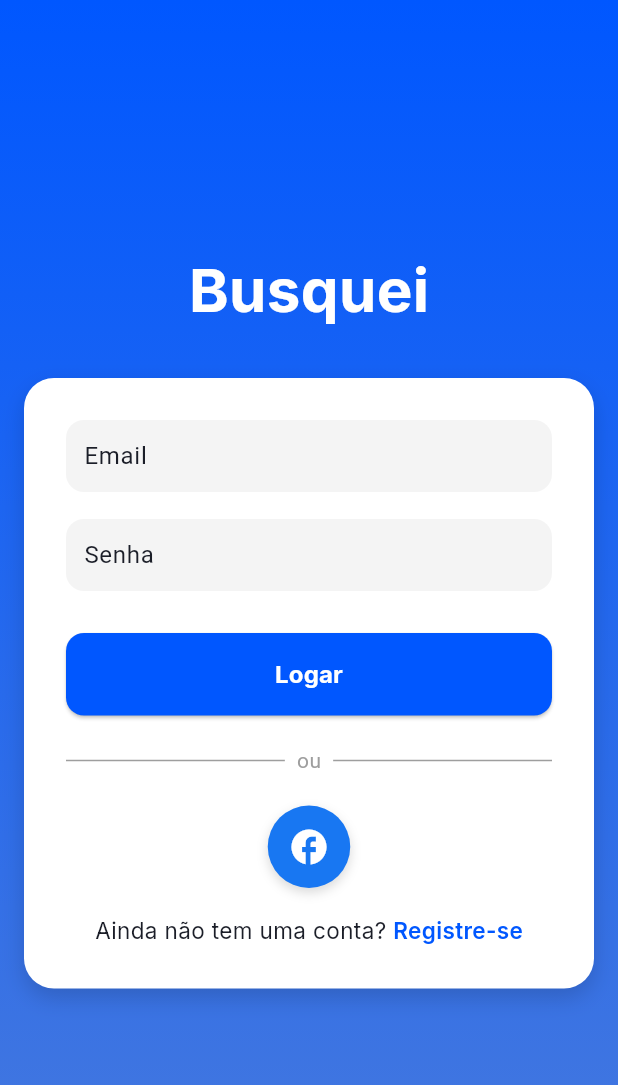
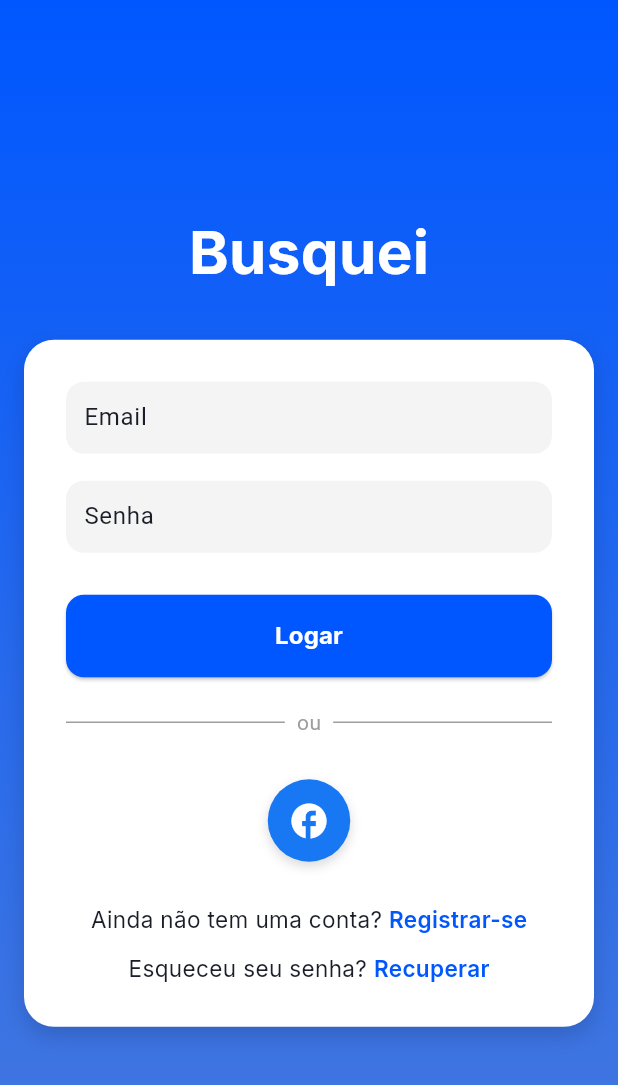
Before and after one commit to CHECKHUB-BRAZIL/buskei-frontend-flutter, a Flutter app: the screen it shows after launch, on a phone screen of 412 x 824 dp. Shown: the top 1085 px of the screen. Run offline on Flutter 3.47's test engine with Material 3 defaults, Android fonts, the light colour scheme and no system bars; our stand-ins replace google_fonts, shared_preferences.

Commit message:
style(login): add row to recover password

```diff
--- a/lib/pages/login_page.dart
+++ b/lib/pages/login_page.dart
@@ -135,7 +135,7 @@ class _LoginPageState extends State<LoginPage> {
                         ],
                       ),
 
-                      const SizedBox(height: 20),
+                      const SizedBox(height: 28),
 
                       Row(
                         mainAxisAlignment: MainAxisAlignment.center,
@@ -165,7 +165,7 @@ class _LoginPageState extends State<LoginPage> {
                         ],
                       ),
 
-                      const SizedBox(height: 18),
+                      const SizedBox(height: 28),
 
                       Row(
                         mainAxisAlignment: MainAxisAlignment.center,
@@ -182,7 +182,7 @@ class _LoginPageState extends State<LoginPage> {
                               Navigator.pushNamed(context, '/register');
                             },
                             child: Text(
-                              "Registre-se",
+                              "Registrar-se",
                               style: GoogleFonts.inter(
                                 fontSize: 15,
                                 fontWeight: FontWeight.w600,
@@ -192,6 +192,34 @@ class _LoginPageState extends State<LoginPage> {
                           ),
                         ],
                       ),
+
+                      const SizedBox(height: 12),
+
+                      Row(
+                        mainAxisAlignment: MainAxisAlignment.center,
+                        children: [
+                          Text(
+                            "Esqueceu seu senha? ",
+                            style: GoogleFonts.inter(
+                              fontSize: 15,
+                              color: Color(0xFF1B1E28),
+                            ),
+                          ),
+                          GestureDetector(
+                            onTap: () {
+                              Navigator.pushNamed(context, '/register');
+                            },
+                            child: Text(
+                              "Recuperar",
+                              style: GoogleFonts.inter(
+                                fontSize: 15,
+                                fontWeight: FontWeight.w600,
+                                color: Color(0xFF0057FF),
+                              )
+                            ),
+                          )
+                        ],
+                      )
                     ],
                   ),
                 ),
```
